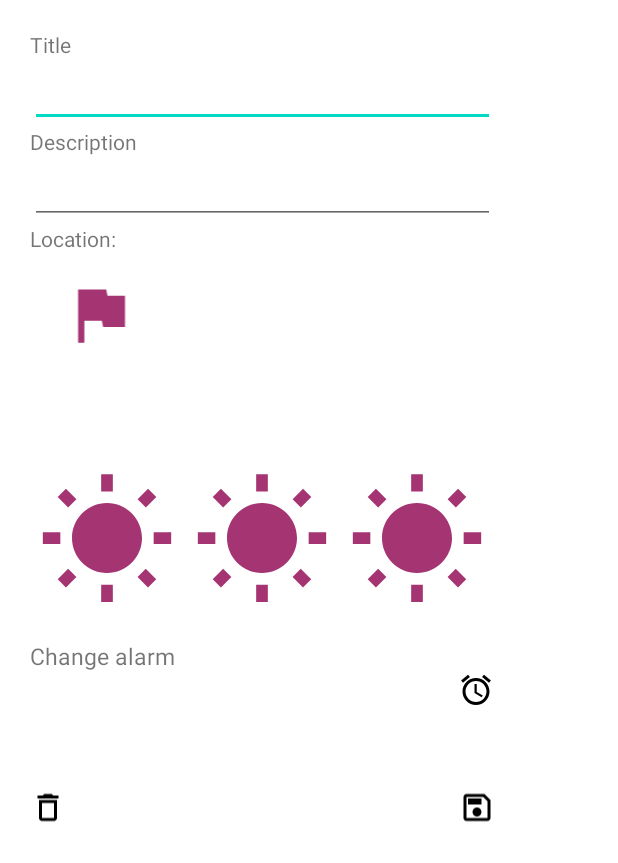
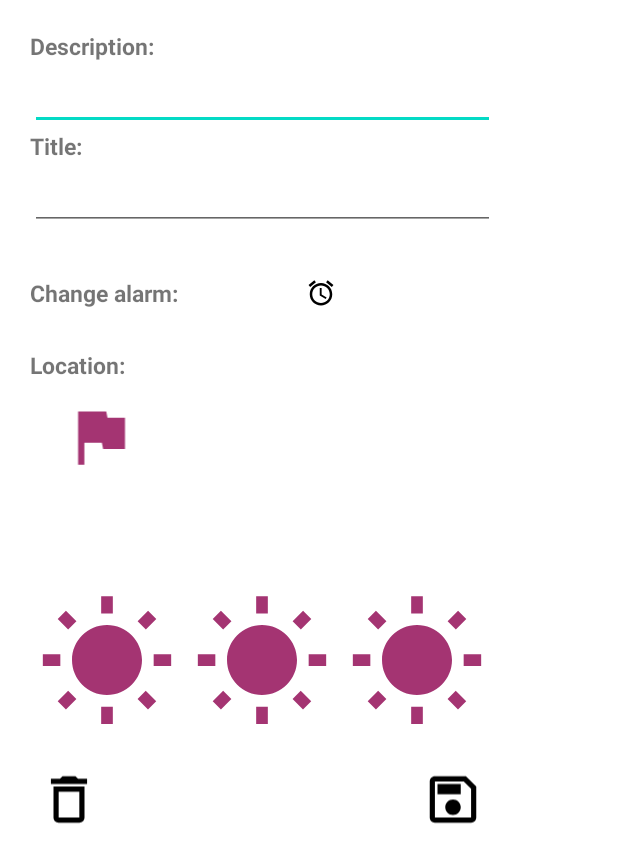
Before and after one commit to Gerard01mm/ProjectoPIS, an Android app: the layout reminder_content.xml on its own in the app's theme, with its tools: preview values and no code run, on a phone screen of 412 x 824 dp. Shown: the top 863 px of the screen. Run offline under Robolectric (Android 15) with nearby library versions, the phone set to English and light mode, and no system bars.

```diff
--- a/app/src/main/java/com/example/my_notes/DatabaseAdapter.java
+++ b/app/src/main/java/com/example/my_notes/DatabaseAdapter.java
@@ -775,7 +775,7 @@ public class DatabaseAdapter{
                             for (QueryDocumentSnapshot note : task.getResult()) {
                                 ArrayList<String> userShared = new ArrayList<String>();
                                 userShared = (ArrayList<String>) note.get("shared");
-                                notesInFolder.add(new ImageNote( note.getString("title"),
+                                sharedNotes.add(new ImageNote( note.getString("title"),
                                         note.getString("id"), note.getString("folderId"),
                                         note.getString("owner"), userShared, note.getDate("creation"),
                                         note.getDate("modify")));
@@ -1404,7 +1404,7 @@ public class DatabaseAdapter{
                 });
     }
 
-    public void deleteImageNoteContent (String id, String folderId) {
+public void deleteImageNoteContent (String id, String folderId) {
         Log.d(TAG, "saveImageNoteContent");
         // Add a new document with a generated ID
         db.collection("content")
--- a/app/src/main/java/com/example/my_notes/RecyclerView_adapters/ComplexNotesAdapter.java
+++ b/app/src/main/java/com/example/my_notes/RecyclerView_adapters/ComplexNotesAdapter.java
@@ -125,6 +125,8 @@ public class ComplexNotesAdapter extends RecyclerView.Adapter<RecyclerView.ViewH
                         Bundle bundle = new Bundle();
                         bundle.putString("noteId", n.getId());
                         bundle.putString("folderId", n.getFolderId());
+                        //Passo aquesta dada per saber si estem accedint desde la opcio del menu "shared" o "notes".
+                        bundle.putString("tipus", "notes");
                         Navigation.findNavController(v).navigate(R.id.action_nav_noteList_to_imageNoteFragment, bundle);
                     }
                 });
--- a/app/src/main/res/layout/audionote_rv_card.xml
+++ b/app/src/main/res/layout/audionote_rv_card.xml
@@ -49,7 +49,7 @@
             android:orientation="vertical">
 
             <TextView
-                android:id="@+id/NoteTitle"
+                android:id="@+id/imageNoteTitle2"
                 android:layout_width="wrap_content"
                 android:layout_height="wrap_content"
                 android:text="@string/default_title_note"
--- a/app/src/main/res/layout/reminder_content.xml
+++ b/app/src/main/res/layout/reminder_content.xml
@@ -1,20 +1,43 @@
 <?xml version="1.0" encoding="utf-8"?>
-<LinearLayout
-    xmlns:android="http://schemas.android.com/apk/res/android"
+<LinearLayout xmlns:android="http://schemas.android.com/apk/res/android"
     xmlns:app="http://schemas.android.com/apk/res-auto"
     android:layout_width="350dp"
     android:layout_height="wrap_content"
+    android:orientation="vertical"
     android:padding="20dp"
-    android:orientation="vertical"
     android:paddingRight="30dp">
 
     <!--Titulo-->
 
+    <ScrollView
+        android:layout_width="match_parent"
+        android:layout_height="match_parent">
+
+        <LinearLayout
+            android:layout_width="match_parent"
+            android:layout_height="wrap_content"
+            android:orientation="vertical">
+
             <TextView
-        android:text="@string/form_title"
+                android:layout_width="match_parent"
+                android:layout_height="wrap_content"
+                android:text="@string/form_description"
+                android:textSize="@dimen/formDescriptionSize"
+                android:textStyle="bold"></TextView>
+
+            <com.google.android.material.textfield.TextInputEditText
+                android:id="@+id/reminder_descp_content"
                 android:layout_width="match_parent"
                 android:layout_height="wrap_content">
-    </TextView>
+
+            </com.google.android.material.textfield.TextInputEditText>
+
+            <TextView
+                android:layout_width="match_parent"
+                android:layout_height="wrap_content"
+                android:text="@string/form_title"
+                android:textSize="@dimen/formDescriptionSize"
+                android:textStyle="bold"></TextView>
 
             <com.google.android.material.textfield.TextInputEditText
                 android:id="@+id/reminder_title_content"
@@ -23,20 +46,49 @@
 
             </com.google.android.material.textfield.TextInputEditText>
 
+            <Space
+                android:layout_width="match_parent"
+                android:layout_height="27dp" />
 
-    <!--Description-->
+            <LinearLayout
+                android:layout_width="match_parent"
+                android:layout_height="30dp"
+                android:orientation="horizontal">
+
                 <TextView
-        android:text="@string/form_description"
-        android:layout_width="match_parent"
-        android:layout_height="wrap_content">
+                    android:layout_width="wrap_content"
+                    android:layout_height="wrap_content"
+                    android:layout_gravity="center"
+                    android:text="@string/change_alarm"
+                    android:textSize="@dimen/formDescriptionSize"
+                    android:textStyle="bold"></TextView>
+
+                <TextView
+                    android:id="@+id/alertTextView"
+                    android:layout_width="81dp"
+                    android:layout_height="match_parent"
+                    android:layout_gravity="left"
+                    android:padding="5dp"
+                    android:textAlignment="textStart">
+
                 </TextView>
 
-    <com.google.android.material.textfield.TextInputEditText
-        android:id="@+id/reminder_descp_content"
+                <ImageView
+                    android:id="@+id/change_alarm_button"
+                    android:layout_width="28dp"
+                    android:layout_height="20dp"
+                    android:layout_gravity="center"
+                    android:contentDescription="@string/form_description"
+                    app:srcCompat="@drawable/alarm_black_24dp">
+
+                </ImageView>
+
+            </LinearLayout>
+
+            <Space
                 android:layout_width="match_parent"
-        android:layout_height="wrap_content">
-
-    </com.google.android.material.textfield.TextInputEditText>
+                android:layout_height="22dp"
+                android:layout_weight="1" />
 
             <LinearLayout
                 android:id="@+id/allLocation"
@@ -46,8 +98,10 @@
 
                 <TextView
                     android:layout_width="match_parent"
-            android:layout_height="wrap_content"
-            android:text="@string/location"></TextView>
+                    android:layout_height="33dp"
+                    android:text="@string/location"
+                    android:textSize="@dimen/formDescriptionSize"
+                    android:textStyle="bold"></TextView>
 
                 <ImageView
                     android:id="@+id/flag"
@@ -170,64 +224,40 @@
 
             </LinearLayout>
 
-    <TextView
+            <RelativeLayout
                 android:layout_width="match_parent"
-        android:layout_height="wrap_content"
-        android:text="@string/change_alarm"
-        android:textSize="@dimen/formDescriptionSize">
-    </TextView>
-
-    <LinearLayout
-        android:layout_width="match_parent"
-        android:layout_height="wrap_content"
-        android:orientation="horizontal">
-
-        <TextView
-            android:id="@+id/alertTextView"
-            android:layout_width="285dp"
-            android:layout_height="match_parent"
-            android:layout_gravity="left">
-
-        </TextView>
+                android:layout_height="match_parent">
 
                 <ImageView
-            android:id="@+id/change_alarm_button"
-            android:layout_width="wrap_content"
-            android:layout_height="match_parent"
-            android:contentDescription="@string/form_description"
-            app:srcCompat="@drawable/alarm_black_24dp">
-
-        </ImageView>
-
-    </LinearLayout>
+                    android:id="@+id/reminder_delete_button"
+                    android:layout_width="41dp"
+                    android:layout_height="50dp"
+                    android:layout_marginLeft="5dp"
+                    app:srcCompat="@drawable/delete_black_24dp" />
 
                 <Space
                     android:layout_width="match_parent"
-        android:layout_height="41dp" />
-
-    <LinearLayout
-        android:orientation="horizontal"
-        android:layout_width="match_parent"
-        android:layout_height="wrap_content">
-
-        <ImageView
-            android:id="@+id/reminder_delete_button"
-            android:layout_width="wrap_content"
-            android:layout_height="match_parent"
-            app:srcCompat="@drawable/delete_black_24dp" />
-
-        <Space
-            android:layout_width="262dp"
-            android:layout_height="match_parent" />
+                    android:layout_height="wrap_content"
+                    android:layout_alignEnd="@+id/reminder_delete_button"
+                    android:layout_marginStart="-46dp"
+                    android:layout_marginEnd="-264dp"
+                    android:layout_toEndOf="@+id/reminder_delete_button" />
 
                 <ImageView
                     android:id="@+id/reminder_save_button"
-            android:layout_width="wrap_content"
+                    android:layout_width="41dp"
                     android:layout_height="50dp"
-            android:layout_gravity="right"
+                    android:layout_alignParentEnd="true"
+                    android:layout_gravity="center|right|center_vertical"
+                    android:layout_marginEnd="7dp"
                     app:srcCompat="@drawable/save_black_24dp">
 
                 </ImageView>
+            </RelativeLayout>
         </LinearLayout>
+    </ScrollView>
+
+
+    <!--Description-->
 
 </LinearLayout>
--- a/app/src/main/res/layout/textnote_rv_card.xml
+++ b/app/src/main/res/layout/textnote_rv_card.xml
@@ -22,7 +22,7 @@
 
 
         <ImageView
-            android:id="@+id/typeText"
+            android:id="@+id/typeImage"
             android:layout_width="40dp"
             android:layout_height="40dp"
             android:layout_gravity="center_vertical"
@@ -43,7 +43,7 @@
             android:orientation="vertical">
 
             <TextView
-                android:id="@+id/NoteTitle"
+                android:id="@+id/imageNoteTitle2"
                 android:layout_width="wrap_content"
                 android:layout_height="wrap_content"
                 android:layout_gravity="center_vertical"
--- a/app/src/main/res/layout/textnoteshared_rv_card.xml
+++ b/app/src/main/res/layout/textnoteshared_rv_card.xml
@@ -22,7 +22,7 @@
 
 
         <ImageView
-            android:id="@+id/typeText"
+            android:id="@+id/typeImage"
             android:layout_width="50dp"
             android:layout_height="50dp"
             android:layout_gravity="center_vertical"
@@ -43,7 +43,7 @@
             android:orientation="vertical">
 
             <TextView
-                android:id="@+id/NoteTitle"
+                android:id="@+id/imageNoteTitle2"
                 android:layout_width="wrap_content"
                 android:layout_height="wrap_content"
                 android:layout_gravity="center_vertical"
--- a/app/src/main/res/values/strings.xml
+++ b/app/src/main/res/values/strings.xml
@@ -53,12 +53,12 @@
     <string name="cd_ReminderCard">Event image</string>
 
     <!--Etiquetas del formulario del reminder-->
-    <string name="form_title">Title</string>
-    <string name="form_description">Description</string>
+    <string name="form_title">Title: </string>
+    <string name="form_description">Description: </string>
     <string name="form_alarm">Add alarm</string>
     <string name="clock_description">Alarm image</string>
     <string name="settings_description">Settings description</string>
-    <string name="change_alarm">Change alarm</string>
+    <string name="change_alarm">Change alarm: </string>
     <string name="form_location">Enter the city where the event takes place</string>
 
     <!--Etiquetas nota de imagen-->
```
Also changed, not shown: app/src/main/java/com/example/my_notes/Content/ImageNoteContentFragment.java (+21 -4 lines), app/src/main/java/com/example/my_notes/RecyclerView_adapters/ComplexNotesSharedAdapter.java (+6 -8 lines), app/src/main/java/com/example/my_notes/RecyclerView_adapters/ViewHolderImageNotes.java (+16 -2 lines), app/src/main/java/com/example/my_notes/RecyclerView_adapters/ViewHolderTextNotes.java (+4 -5 lines), app/src/main/res/layout/imagenoteshared_rv_card.xml (+4 -4 lines). Lines whose indentation alone changed are shown as unchanged.
